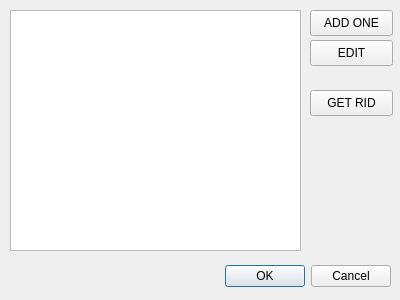
Qt form INSTANT-MAGNORMO/accountmanagerdialog.ui (cbranch/INSTANT-MAGNORMO) before a commit.
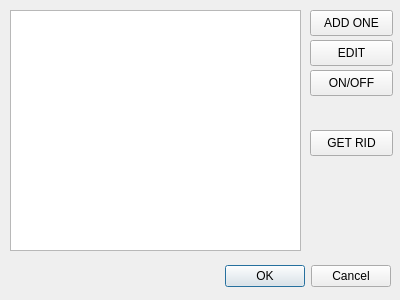
The same form after that commit.

Patch:
```diff
--- a/INSTANT-MAGNORMO/accountmanagerdialog.ui
+++ b/INSTANT-MAGNORMO/accountmanagerdialog.ui
@@ -56,7 +56,7 @@
    <property name="geometry">
     <rect>
      <x>310</x>
-     <y>90</y>
+     <y>130</y>
      <width>83</width>
      <height>26</height>
     </rect>
@@ -78,6 +78,19 @@
     <string>EDIT</string>
    </property>
   </widget>
+  <widget class="QPushButton" name="toggleButton">
+   <property name="geometry">
+    <rect>
+     <x>310</x>
+     <y>70</y>
+     <width>83</width>
+     <height>26</height>
+    </rect>
+   </property>
+   <property name="text">
+    <string>ON/OFF</string>
+   </property>
+  </widget>
  </widget>
  <resources/>
  <connections>
```
